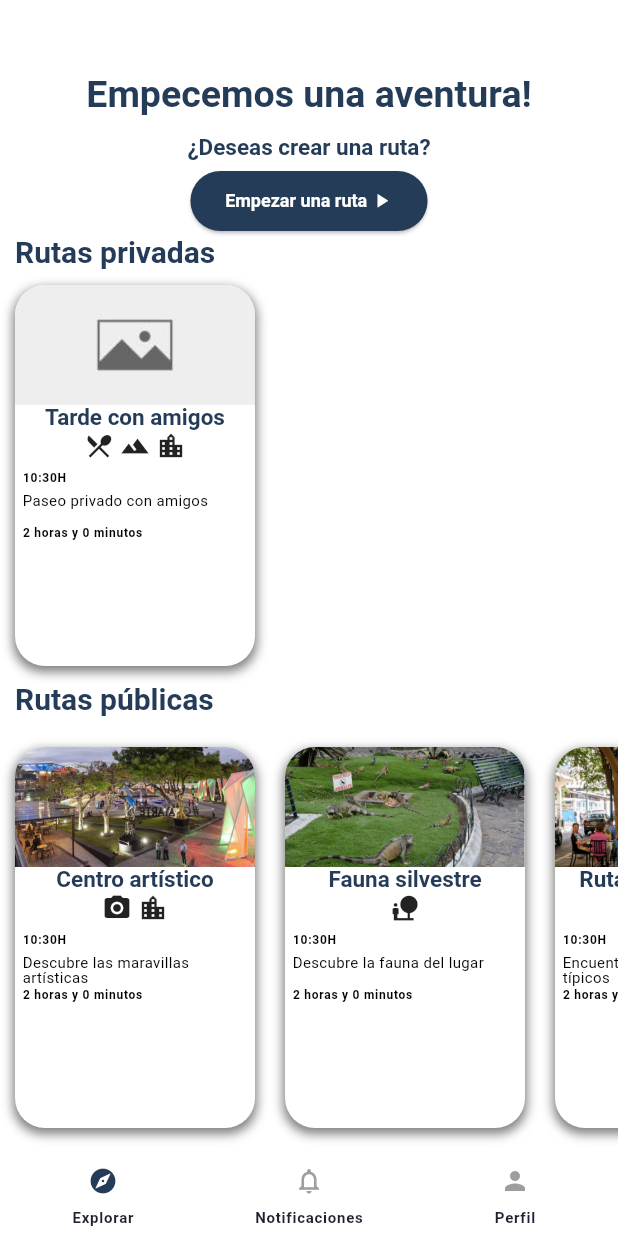
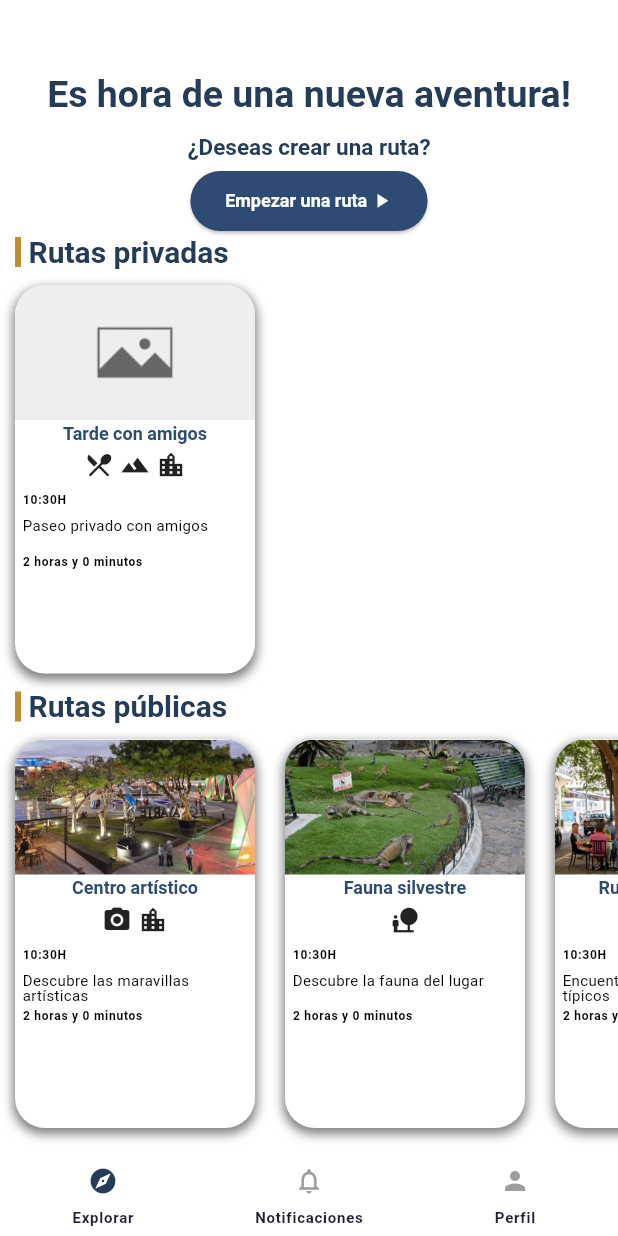
Before and after one commit to RobertoPatino1/T6_SoftEng2_Front, a Flutter app: the screen it shows after launch, after a tap on "Iniciar sesión", on a phone screen of 412 x 824 dp. Run offline on Flutter 3.47's test engine with Material 3 defaults, Android fonts, the phone set to English and light mode, and no system bars; our stand-ins replace flutter_dotenv, flutter_map, flutter_modular, flutter_riverpod, geolocator, latlong2; missing offline and left inert: password_strength_checker.

Commit message:
Singleton for current route, message of actual route

```diff
--- a/share_your_route_front/lib/modules/home/home_page/presenters/home_page.dart
+++ b/share_your_route_front/lib/modules/home/home_page/presenters/home_page.dart
@@ -1,7 +1,9 @@
 import 'package:flutter/material.dart';
 import 'package:share_your_route_front/core/utils/jsonConverters/tourist_route_json_converter.dart';
+import 'package:share_your_route_front/models/tourist_route.dart';
 import 'package:share_your_route_front/modules/home/route_creation.dart/presenters/createRoute2.dart';
 import 'package:share_your_route_front/modules/shared/builders/route_card_builder.dart';
+import 'package:share_your_route_front/modules/shared/providers/tourist_route_provider.dart';
 
 class HomePage extends StatelessWidget {
   const HomePage({super.key});
@@ -20,10 +22,39 @@ class Home extends StatefulWidget {
 }
 
 class HomeState extends State<Home> {
+  late TouristRouteService _touristRouteService;
   int currentPageIndex = 0;
+
+  @override
+  void initState() {
+    super.initState();
+    _touristRouteService = TouristRouteService();
+    // Add listener to currentTouristRouteNotifier
+    _touristRouteService.currentTouristRouteNotifier
+        .addListener(_onTouristRouteChange);
+  }
+
+  @override
+  void dispose() {
+    // Remove listener when not needed
+    _touristRouteService.currentTouristRouteNotifier
+        .removeListener(_onTouristRouteChange);
+    super.dispose();
+  }
+
+  // Listener function to update UI when tourist route changes
+  void _onTouristRouteChange() {
+    setState(() {
+      // Update UI based on new tourist route state
+    });
+  }
+
   @override
   Widget build(BuildContext context) {
     final ThemeData theme = Theme.of(context);
+    final TouristRoute? currentRoute =
+        _touristRouteService.getCurrentTouristRoute();
+
     return Scaffold(
       bottomNavigationBar: NavigationBar(
         height: 60,
@@ -76,6 +107,7 @@ class HomeState extends State<Home> {
           Column(
             mainAxisAlignment: MainAxisAlignment.spaceBetween,
             children: <Widget>[
+              if (currentRoute == null) ...[
                 Container(
                   margin: const EdgeInsets.only(
                     top: 50,
@@ -84,16 +116,16 @@ class HomeState extends State<Home> {
                     right: 10,
                   ),
                   child: Text(
+                    "Es hora de una nueva aventura!",
                     style: Theme.of(context).textTheme.headlineLarge,
-                  "Empecemos una aventura!",
                   ),
                 ),
                 Container(
                   margin: const EdgeInsets.all(5),
                   child: Text(
+                    "¿Deseas crear una ruta?",
                     textAlign: TextAlign.center,
                     style: Theme.of(context).textTheme.headlineSmall,
-                  "¿Deseas crear una ruta?",
                   ),
                 ),
                 ElevatedButton(
@@ -128,82 +160,161 @@ class HomeState extends State<Home> {
                     ),
                   ),
                 ),
+              ] else ...[
+                Container(
+                  height: 200,
+                  alignment: Alignment.center,
+                  child: Column(
+                    mainAxisAlignment: MainAxisAlignment.center,
+                    children: [
+                      Row(
+                        mainAxisAlignment: MainAxisAlignment.center,
+                        children: [
+                          Text(
+                            "Ruta en curso: \n${currentRoute.name}",
+                            style: Theme.of(context).textTheme.headlineLarge,
+                          ),
+                          const BlinkingDot(),
+                          const SizedBox(
+                            width: 8,
+                          ),
+                        ],
+                      ),
+                    ],
+                  ),
+                ),
+              ],
               Container(
                 alignment: Alignment.topLeft,
                 margin: const EdgeInsets.only(left: 10, right: 20),
-                child: Text(
+                child: Row(
+                  crossAxisAlignment: CrossAxisAlignment.start,
+                  children: [
+                    Container(
+                      width: 4,
+                      height:
+                          Theme.of(context).textTheme.headlineMedium!.fontSize,
+                      color: const Color.fromRGBO(191, 141, 48, 1),
+                      margin: const EdgeInsets.only(
+                        right: 5,
+                      ),
+                    ),
+                    Text(
+                      "Rutas privadas",
                       textAlign: TextAlign.left,
                       style: Theme.of(context).textTheme.headlineMedium,
-                  "Rutas privadas",
+                    ),
+                  ],
                 ),
               ),
               Expanded(
                 child: RouteCardBuilder().buildRouteCard(
                   context,
-                  listFromJson(getPrivateRoutes()),
+                  listFromJson(
+                    getPrivateRoutes(),
+                  ), // Replace with your data source
                 ),
               ),
               Container(
                 alignment: Alignment.topLeft,
-                margin: const EdgeInsets.only(bottom: 10, left: 10, right: 20),
-                child: Text(
+                margin: const EdgeInsets.only(left: 10, right: 20),
+                child: Row(
+                  crossAxisAlignment: CrossAxisAlignment.start,
+                  children: [
+                    Container(
+                      width: 4,
+                      height:
+                          Theme.of(context).textTheme.headlineMedium!.fontSize,
+                      color: const Color.fromRGBO(191, 141, 48, 1),
+                      margin: const EdgeInsets.only(
+                        right: 5,
+                      ),
+                    ),
+                    Text(
+                      "Rutas públicas",
                       textAlign: TextAlign.left,
                       style: Theme.of(context).textTheme.headlineMedium,
-                  "Rutas públicas",
+                    ),
+                  ],
                 ),
               ),
               Expanded(
                 child: RouteCardBuilder().buildRouteCard(
                   context,
-                  listFromJson(getPublicRoutes()),
+                  listFromJson(
+                    getPublicRoutes(),
+                  ), // Replace with your data source
                 ),
               ),
             ],
           ),
 
           // Messages page
-          ListView.builder(
-            reverse: true,
-            itemCount: 2,
-            itemBuilder: (BuildContext context, int index) {
-              if (index == 0) {
-                return Align(
-                  alignment: Alignment.centerRight,
-                  child: Container(
-                    margin: const EdgeInsets.all(8.0),
-                    padding: const EdgeInsets.all(8.0),
-                    decoration: BoxDecoration(
-                      color: theme.colorScheme.primary,
-                      borderRadius: BorderRadius.circular(8.0),
-                    ),
+          Container(
+            alignment: Alignment.center,
             child: Text(
-                      'Hello',
-                      style: theme.textTheme.bodyLarge!
-                          .copyWith(color: theme.colorScheme.onPrimary),
+              "Muy pronto!!!",
+              style: Theme.of(context).textTheme.headlineSmall,
             ),
           ),
-                );
-              }
-              return Align(
-                alignment: Alignment.centerLeft,
-                child: Container(
-                  margin: const EdgeInsets.all(8.0),
-                  padding: const EdgeInsets.all(8.0),
-                  decoration: BoxDecoration(
-                    color: theme.colorScheme.primary,
-                    borderRadius: BorderRadius.circular(8.0),
+
+          //Profile page
+          Container(
+            alignment: Alignment.center,
+            child: Text(
+              "Muy pronto!!!",
+              style: Theme.of(context).textTheme.headlineSmall,
             ),
-                  child: Text(
-                    'Hi!',
-                    style: theme.textTheme.bodyLarge!
-                        .copyWith(color: theme.colorScheme.onPrimary),
-                  ),
-                ),
-              );
-            },
           ),
         ],
       ),
     );
   }
 }
+
+class BlinkingDot extends StatefulWidget {
+  const BlinkingDot({super.key});
+
+  @override
+  _BlinkingDotState createState() => _BlinkingDotState();
+}
+
+class _BlinkingDotState extends State<BlinkingDot>
+    with SingleTickerProviderStateMixin {
+  late AnimationController _controller;
+
+  @override
+  void initState() {
+    super.initState();
+    _controller = AnimationController(
+      vsync: this,
+      duration: const Duration(milliseconds: 500),
+    )..repeat(reverse: true);
+  }
+
+  @override
+  Widget build(BuildContext context) {
+    return AnimatedBuilder(
+      animation: _controller,
+      builder: (context, child) {
+        return Opacity(
+          opacity: _controller.value,
+          child: Container(
+            width: 8,
+            height: 8,
+            decoration: const BoxDecoration(
+              shape: BoxShape.circle,
+              color: Colors.black,
+            ),
+          ),
+        );
+      },
+    );
+  }
+
+  @override
+  void dispose() {
+    _controller.dispose();
+    super.dispose();
+  }
+}
--- a/share_your_route_front/lib/modules/route_room/route_room_module.dart
+++ b/share_your_route_front/lib/modules/route_room/route_room_module.dart
@@ -1,5 +1,4 @@
 import 'package:flutter_modular/flutter_modular.dart';
-import 'package:share_your_route_front/models/tourist_route.dart';
 import 'package:share_your_route_front/modules/route_room/active_route/presenters/map.dart';
 import 'package:share_your_route_front/modules/route_room/route_preview/presenters/route_preview_page.dart';
 
@@ -8,12 +7,11 @@ class RouteRoomModule extends Module {
   void routes(RouteManager r) {
     r.child(
       '/',
-      child: (context) =>
-          RouteItineraryPage(touristRoute: r.args.data as TouristRoute),
+      child: (context) => RouteItineraryPage(),
     );
     r.child(
       '/active',
-      child: (context) => MapPage(touristRoute: r.args.data as TouristRoute),
+      child: (context) => MapPage(),
     );
   }
 }
--- a/share_your_route_front/lib/modules/shared/builders/route_card_builder.dart
+++ b/share_your_route_front/lib/modules/shared/builders/route_card_builder.dart
@@ -4,6 +4,7 @@ import 'package:intl/intl.dart';
 import 'package:share_your_route_front/core/utils/formats/route_duration_format.dart';
 import 'package:share_your_route_front/models/tourist_route.dart';
 import 'package:share_your_route_front/modules/shared/helpers/route_type_helper.dart';
+import 'package:share_your_route_front/modules/shared/providers/tourist_route_provider.dart';
 
 class RouteCardBuilder {
   Widget buildRouteCard(BuildContext context, List<TouristRoute> routesList) {
@@ -19,11 +20,13 @@ class RouteCardBuilder {
             children: [
               GestureDetector(
                 onTap: () {
+                  TouristRouteService().setCurrentTouristRoute(touristRoute);
                   Modular.to
                       .pushNamed('/auth/home/room/', arguments: touristRoute);
                 },
                 child: Container(
                   width: 160,
+                  height: 600,
                   margin: const EdgeInsets.only(top: 12, bottom: 12),
                   decoration: BoxDecoration(
                     color: Colors.white,
@@ -43,7 +46,7 @@ class RouteCardBuilder {
                       Center(
                         child: Container(
                           width: 160,
-                          height: 80,
+                          height: 90,
                           decoration: BoxDecoration(
                             borderRadius: const BorderRadius.only(
                               topLeft: Radius.circular(20),
@@ -61,7 +64,7 @@ class RouteCardBuilder {
                       Center(
                         child: Text(
                           touristRoute.name,
-                          style: Theme.of(context).textTheme.headlineSmall,
+                          style: Theme.of(context).textTheme.displayMedium,
                         ),
                       ),
                       Center(
--- /dev/null
+++ b/share_your_route_front/lib/modules/shared/providers/tourist_route_provider.dart
@@ -0,0 +1,20 @@
+import 'package:flutter/foundation.dart'; // for ValueNotifier
+import 'package:share_your_route_front/models/tourist_route.dart';
+
+class TouristRouteService {
+  static final TouristRouteService _instance = TouristRouteService._internal();
+  factory TouristRouteService() => _instance;
+
+  TouristRouteService._internal();
+
+  ValueNotifier<TouristRoute?> currentTouristRouteNotifier =
+      ValueNotifier<TouristRoute?>(null);
+
+  void setCurrentTouristRoute(TouristRoute route) {
+    currentTouristRouteNotifier.value = route;
+  }
+
+  TouristRoute? getCurrentTouristRoute() {
+    return currentTouristRouteNotifier.value;
+  }
+}
--- a/share_your_route_front/lib/modules/shared/themes/global_theme_data.dart
+++ b/share_your_route_front/lib/modules/shared/themes/global_theme_data.dart
@@ -68,7 +68,7 @@ class GlobalThemData {
           fontSize: 8.0,
           color: Colors.black,
           fontWeight: FontWeight.bold,
-          height: 1,
+          height: 1.5,
         ),
         displayLarge: TextStyle(
           fontSize: 15.0,
@@ -77,10 +77,10 @@ class GlobalThemData {
           height: 1,
         ),
         displayMedium: TextStyle(
-          fontSize: 10.0,
+          fontSize: 12.0,
           color: lightColorScheme.secondary,
           fontWeight: FontWeight.bold,
-          height: 1,
+          height: 1.5,
         ),
         displaySmall: TextStyle(
           fontSize: 8.0,
@@ -105,11 +105,11 @@ class GlobalThemData {
       outlinedButtonTheme: OutlinedButtonThemeData(
         style: ButtonStyle(
           backgroundColor:
-              MaterialStateProperty.all<Color>(lightColorScheme.primary),
+              MaterialStateProperty.all<Color>(lightColorScheme.secondary),
           foregroundColor: MaterialStateProperty.all<Color>(Colors.white),
           textStyle: MaterialStateProperty.all<TextStyle>(
             TextStyle(
-              fontSize: 15.0,
+              fontSize: 20.0,
               fontWeight: FontWeight.bold,
               color: Colors.white,
             ),
@@ -125,7 +125,7 @@ class GlobalThemData {
       elevatedButtonTheme: ElevatedButtonThemeData(
         style: ButtonStyle(
           backgroundColor:
-              MaterialStateProperty.all<Color>(lightColorScheme.primary),
+              MaterialStateProperty.all<Color>(lightColorScheme.secondary),
           foregroundColor: MaterialStateProperty.all<Color>(Colors.white),
           textStyle: MaterialStateProperty.all<TextStyle>(
             TextStyle(
```
Also changed, not shown: share_your_route_front/lib/modules/route_room/active_route/presenters/map.dart (+8 -8 lines), share_your_route_front/lib/modules/route_room/route_preview/presenters/route_preview_page.dart (+4 -3 lines), share_your_route_front/lib/modules/shared/providers/tourist_route_notifier.dart (deleted, +0 -19 lines), share_your_route_front/lib/modules/shared/providers/location_provider.dart (renamed from share_your_route_front/lib/modules/shared/providers/location.dart). Lines whose indentation alone changed are shown as unchanged.
